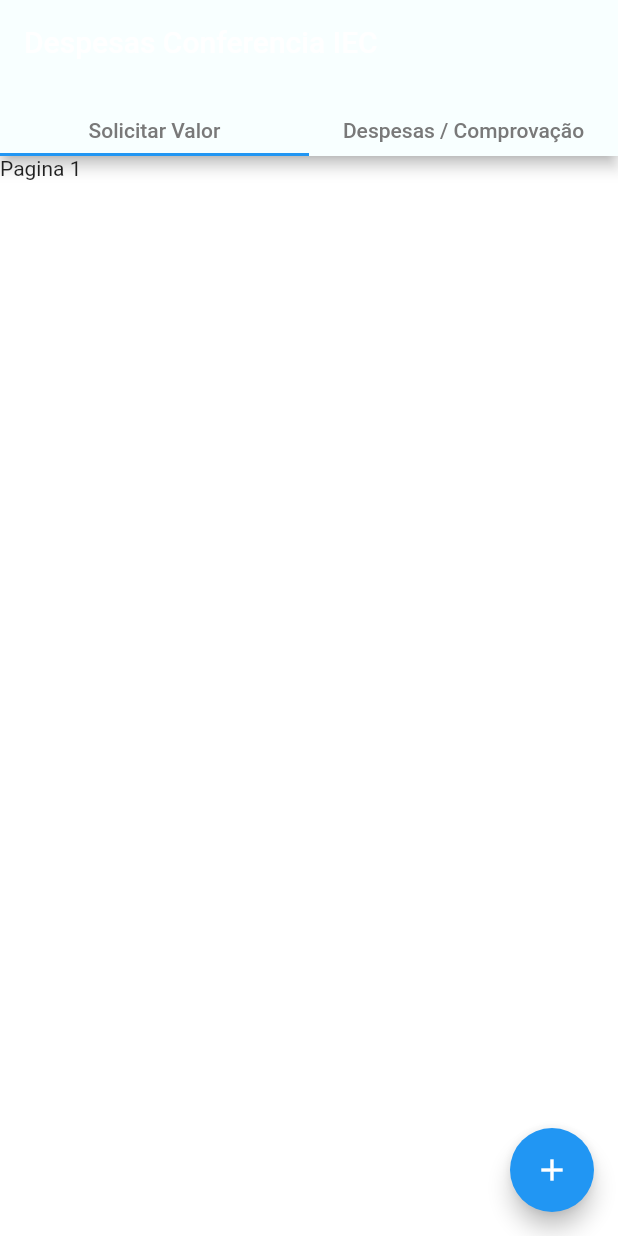
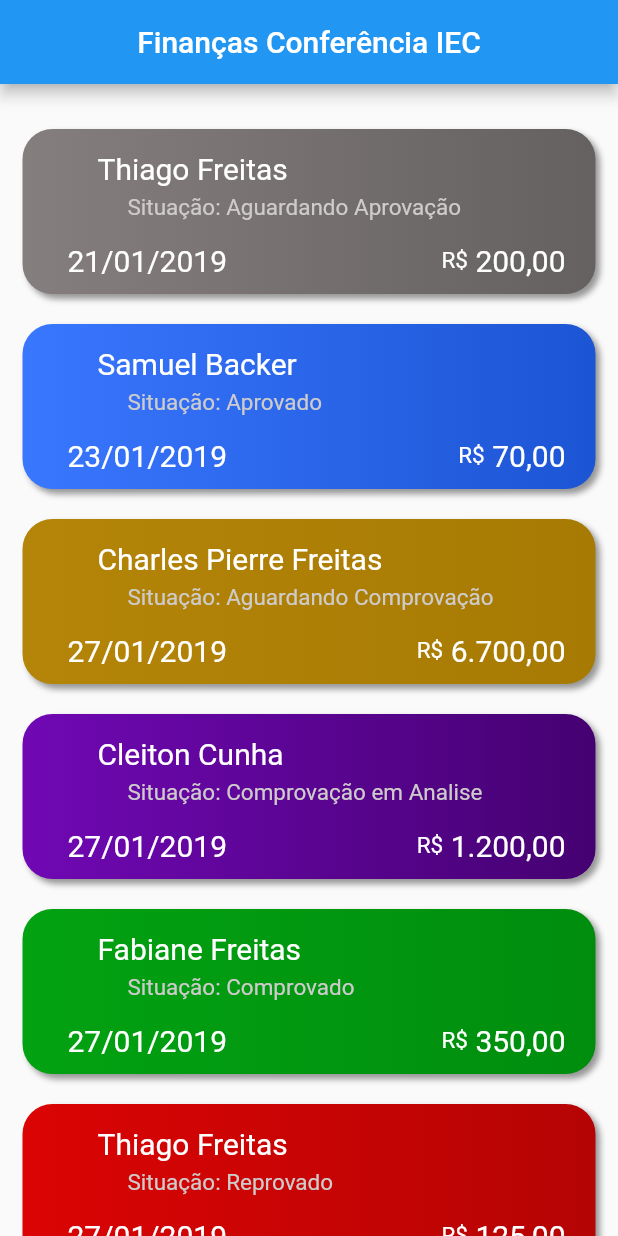
Before and after one commit to akaytatsu/inscricao_financeiro_app, a Flutter app: the screen it shows after launch, on a phone screen of 412 x 824 dp. Run offline on Flutter 3.47's test engine with Material 2 defaults, Android fonts, the phone set to English and light mode, and no system bars; our stand-ins replace shared_preferences.

Commit message:
Primeiras telas

```diff
--- /dev/null
+++ b/lib/components/solicitacao_box.dart
@@ -0,0 +1,184 @@
+import 'package:flutter/material.dart';
+import 'package:iec_despesas_app/pages/detalhes/detalhe.dart';
+import 'package:intl/intl.dart';
+
+class SolicitacaoBox extends StatelessWidget {
+  final int status;
+  final String solicitante;
+  final String dataSolicitacao;
+  final num valor;
+
+  const SolicitacaoBox(
+      {Key key,
+      @required this.status,
+      @required this.solicitante,
+      @required this.dataSolicitacao,
+      @required this.valor})
+      : super(key: key);
+
+  gradientBackground() {
+    List<Color> colors;
+
+    if (status == 1) {
+      colors = [
+        Color(0xFF857E7E),
+        Color(0xFF656161),
+      ];
+    } else if (status == 2) {
+      colors = [
+        Color(0xFF3977FF),
+        Color(0xFF1C55D4),
+      ];
+    } else if (status == 3 || status == 4) {
+      colors = [
+        Color(0xFFB48508),
+        Color(0xFFA77A03),
+      ];
+    } else if (status == 5) {
+      colors = [
+        Color(0xFF7008B4),
+        Color(0xFF450171),
+      ];
+    } else if (status == 6) {
+      colors = [
+        Color(0xFF02A212),
+        Color(0xFF008D0E),
+      ];
+    } else if (status == 8) {
+      colors = [
+        Color(0xFFDB0404),
+        Color(0xFFB50404),
+      ];
+    }
+
+    return LinearGradient(colors: colors);
+  }
+
+  Widget nomeSolicitanteWidget() {
+    var textStyle = TextStyle(color: Colors.white, fontSize: 20);
+
+    return Text(
+      solicitante,
+      style: textStyle,
+    );
+  }
+
+  Widget dataSolicitacaoWidget() {
+    var textStyle = TextStyle(color: Colors.white, fontSize: 20);
+
+    return Text(
+      dataSolicitacao,
+      style: textStyle,
+    );
+  }
+
+  Widget valorSolicitacaoWidget() {
+    var valueTextStyle = TextStyle(color: Colors.white, fontSize: 20);
+
+    var rsTextStyle = TextStyle(color: Colors.white, fontSize: 15);
+
+    Intl.defaultLocale = 'pt_BR';
+
+    var f = new NumberFormat("#,###.00");
+
+    return Row(
+      children: <Widget>[
+        Text(
+          "R\$",
+          style: rsTextStyle,
+        ),
+        Padding(
+          padding: EdgeInsets.only(right: 5),
+        ),
+        Text(
+          f.format(valor),
+          style: valueTextStyle,
+        ),
+      ],
+    );
+  }
+
+  Widget statusSolicitacaoWidget() {
+    String statusStr = "";
+
+    switch (this.status) {
+      case 1:
+        statusStr = "Aguardando Aprovação";
+        break;
+      case 2:
+        statusStr = "Aprovado";
+        break;
+      case 3:
+        statusStr = "Recurso Repassado";
+        break;
+      case 4:
+        statusStr = "Aguardando Comprovação";
+        break;
+      case 5:
+        statusStr = "Comprovação em Analise";
+        break;
+      case 6:
+        statusStr = "Comprovado";
+        break;
+      case 8:
+        statusStr = "Reprovado";
+        break;
+      default:
+        statusStr = "";
+    }
+
+    statusStr = "Situação: " + statusStr;
+
+    var textStyle = TextStyle(color: Color(0xFFCECBCB), fontSize: 15);
+
+    return Text(
+      statusStr,
+      style: textStyle,
+    );
+  }
+
+  @override
+  Widget build(BuildContext context) {
+    return GestureDetector(
+      onTap: () {
+        Navigator.push(context, MaterialPageRoute(builder: (_) => DetalhePage(status: status, id: 1)));
+      },
+      child: Container(
+        margin: EdgeInsets.only(left: 15, right: 15, top: 10, bottom: 10),
+        height: 110,
+        decoration: BoxDecoration(
+            gradient: gradientBackground(),
+            borderRadius: BorderRadiusDirectional.circular(20),
+            boxShadow: [
+              BoxShadow(
+                color: Colors.black.withOpacity(0.4),
+                blurRadius: 3,
+                offset: Offset(3, 3),
+              )
+            ]),
+        child: Column(
+          crossAxisAlignment: CrossAxisAlignment.start,
+          children: <Widget>[
+            Padding(
+              padding: EdgeInsets.only(left: 50, top: 15),
+              child: nomeSolicitanteWidget(),
+            ),
+            Padding(
+              padding: EdgeInsets.only(left: 70, top: 5),
+              child: statusSolicitacaoWidget(),
+            ),
+            Padding(
+                padding: EdgeInsets.only(left: 30, top: 15, right: 20),
+                child: Row(
+                  mainAxisAlignment: MainAxisAlignment.spaceBetween,
+                  children: <Widget>[
+                    dataSolicitacaoWidget(),
+                    valorSolicitacaoWidget()
+                  ],
+                )),
+          ],
+        ),
+      ),
+    );
+  }
+}
--- a/lib/home.dart
+++ /dev/null
@@ -1,89 +0,0 @@
-import 'package:iec_despesas_app/provider/user_provider.dart';
-import 'package:iec_despesas_app/services/api.dart';
-import 'package:flutter/material.dart';
-import 'package:provider/provider.dart';
-
-class TabbedHomePage extends StatefulWidget {
-  TabbedHomePage({Key key}) : super(key: key);
-
-  @override
-  _TabbedHomePageState createState() => _TabbedHomePageState();
-}
-
-class _TabbedHomePageState extends State<TabbedHomePage> {
-  UserProvider currentUser;
-
-  @override
-  void initState() {
-    super.initState();
-    // this.autoLogin();
-  }
-
-  autoLogin() async {
-    final bool isLoggedUserProvider =
-        Provider.of<UserProvider>(context, listen: false).isLogged;
-    final RestApi _rest = RestApi();
-    final bool isLoggedStore = await _rest.isLogged();
-    final UserProvider userProvider =
-        Provider.of<UserProvider>(context, listen: false);
-
-    if (isLoggedUserProvider == false && isLoggedStore == true) {
-      Map<String, dynamic> response = await _rest.me();
-
-      if (response['status'] == 200) {
-        userProvider.setCurrentUser = response['data'];
-      }
-    }
-  }
-
-  labelTabBar(label) {
-    return Padding(
-      padding: EdgeInsets.only(bottom: 7),
-      child: Text(
-        label,
-        textAlign: TextAlign.center,
-        style: TextStyle(color: Color(0xFF797979), fontSize: 14),
-      ),
-    );
-  }
-
-  goToCreateValuePage() {
-
-  }
-
-  @override
-  Widget build(BuildContext context) {
-    currentUser = Provider.of<UserProvider>(context);
-
-    Widget floatbutton = FloatingActionButton(
-      onPressed: () {
-        goToCreateValuePage();
-      },
-      child: Icon(Icons.add),
-    );
-
-    return DefaultTabController(
-      length: 3,
-      child: Scaffold(
-        floatingActionButton: floatbutton,
-        backgroundColor: Color(0xFFFFFFFF),
-        appBar: AppBar(
-          backgroundColor: Color(0xFFF8FFFF),
-          bottom: TabBar(
-            tabs: [
-              labelTabBar("Solicitar Valor"),
-              labelTabBar("Despesas / Comprovação"),
-            ],
-          ),
-          title: Text("Despesas Conferencia IEC"),
-        ),
-        body: TabBarView(
-          children: <Widget>[
-            Text("Pagina 1"),
-            Text("Pagina 2")
-          ],
-        ),
-      ),
-    );
-  }
-}
--- a/lib/main.dart
+++ b/lib/main.dart
@@ -1,4 +1,4 @@
-import 'package:iec_despesas_app/home.dart';
+import 'package:iec_despesas_app/pages/home/home.dart';
 import 'package:flutter/material.dart';
 import 'package:provider/provider.dart';
 import './provider/user_provider.dart';
@@ -16,7 +16,7 @@ class MainPage extends StatelessWidget {
     return MultiProvider(providers: [
       ChangeNotifierProvider(create: (_) => UserProvider()),
     ], child: MaterialApp(
-        home: new TabbedHomePage(),
+        home: new MainHomePage(),
       )
     );
   }
--- /dev/null
+++ b/lib/pages/home/home.dart
@@ -0,0 +1,77 @@
+import 'package:iec_despesas_app/components/solicitacao_box.dart';
+import 'package:flutter/material.dart';
+
+class MainHomePage extends StatefulWidget {
+  MainHomePage({Key key}) : super(key: key);
+
+  @override
+  _MainHomePageState createState() => _MainHomePageState();
+}
+
+class _MainHomePageState extends State<MainHomePage> {
+  List<Widget> solicitacoes() {
+    List<Widget> response = [];
+
+    response.add(SolicitacaoBox(
+      status: 1,
+      dataSolicitacao: "21/01/2019",
+      solicitante: "Thiago Freitas",
+      valor: 200,
+    ));
+
+    response.add(SolicitacaoBox(
+      status: 2,
+      dataSolicitacao: "23/01/2019",
+      solicitante: "Samuel Backer",
+      valor: 70,
+    ));
+
+    response.add(SolicitacaoBox(
+      status: 4,
+      dataSolicitacao: "27/01/2019",
+      solicitante: "Charles Pierre Freitas",
+      valor: 6700,
+    ));
+
+    response.add(SolicitacaoBox(
+      status: 5,
+      dataSolicitacao: "27/01/2019",
+      solicitante: "Cleiton Cunha",
+      valor: 1200,
+    ));
+
+    response.add(SolicitacaoBox(
+      status: 6,
+      dataSolicitacao: "27/01/2019",
+      solicitante: "Fabiane Freitas",
+      valor: 350,
+    ));
+
+    response.add(SolicitacaoBox(
+      status: 8,
+      dataSolicitacao: "27/01/2019",
+      solicitante: "Thiago Freitas",
+      valor: 125,
+    ));
+
+    return response;
+  }
+
+  @override
+  Widget build(BuildContext context) {
+    return Scaffold(
+      appBar: AppBar(
+        centerTitle: true,
+        title: Text(
+          "Finanças Conferência IEC",
+        ),
+      ),
+      body: ListView(
+        children: [
+          Padding(padding: EdgeInsets.only(top: 20),),
+          ...solicitacoes()
+        ],
+      ),
+    );
+  }
+}
--- a/pubspec.yaml
+++ b/pubspec.yaml
@@ -14,7 +14,7 @@ description: A new Flutter project.
 version: 1.0.0+1
 
 environment:
-  sdk: ">=2.1.0 <3.0.0"
+  sdk: ">=2.2.2 <3.0.0"
 
 dependencies:
   flutter:
@@ -27,6 +27,7 @@ dependencies:
   image_picker: ^0.6.2+1
   rxdart: ^0.23.1
   flutter_native_image: ^0.0.4
+  intl: ^0.16.1
 
   # The following adds the Cupertino Icons font to your application.
   # Use with the CupertinoIcons class for iOS style icons.
```
Also changed, not shown: lib/pages/detalhes/detalhe.dart (added, +234 -0 lines), lib/services/notification.dart (deleted, +0 -66 lines), pubspec.lock, 1 other file.
